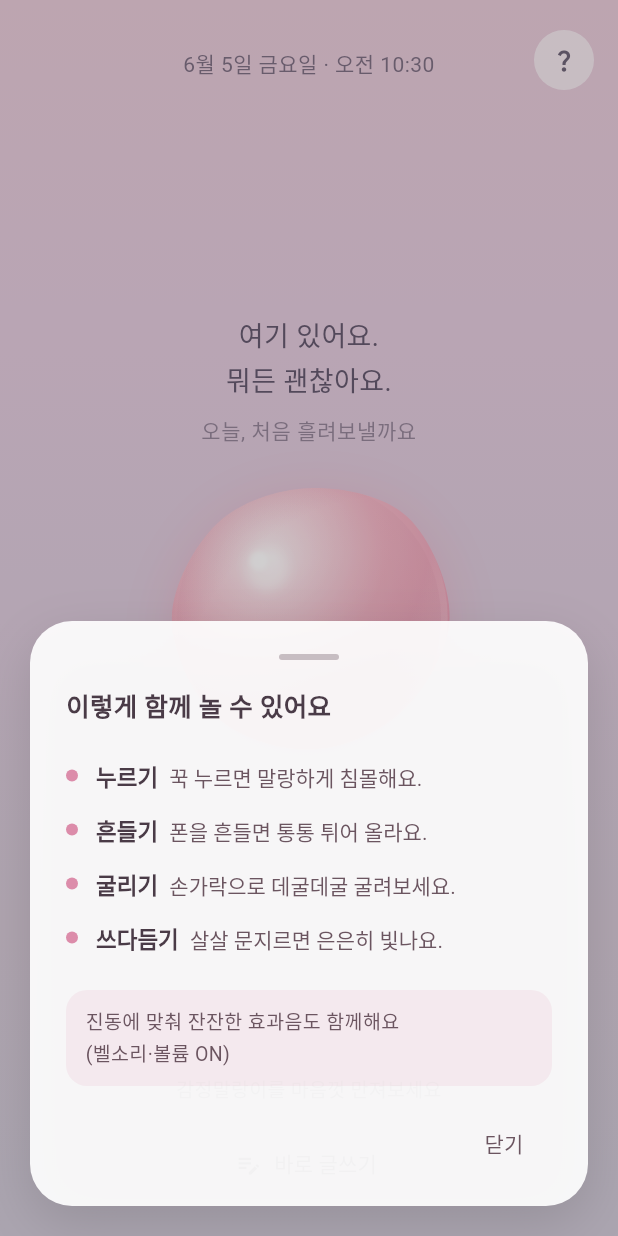
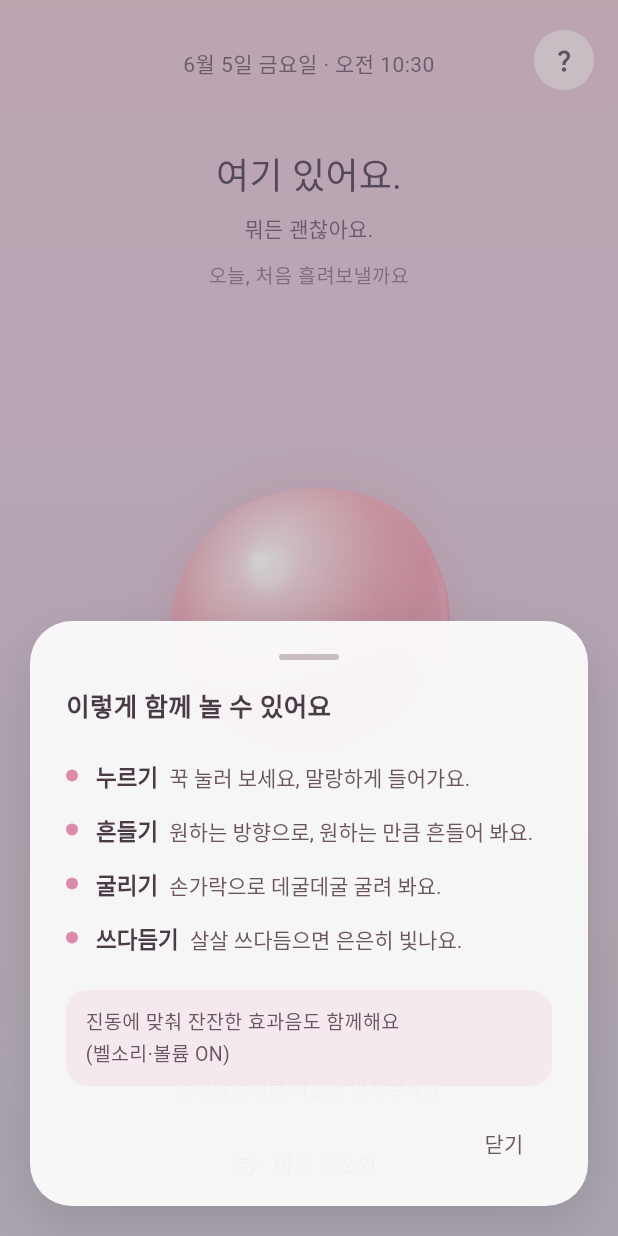
Before and after one commit to todaktodakhaejo/product-development, a Flutter app: the HomeScreen screen opened directly, after a tap on the "question mark" icon, on a phone screen of 412 x 824 dp. Run offline on Flutter 3.47's test engine with Material 3 defaults, Android fonts, the phone set to English and light mode, and no system bars; our stand-ins replace sensors_plus, shared_preferences; accounts and stored records are empty.

Commit message:
feat(home): 멘트 순서·두 줄 크기 차별화·위치 상향 + interaction 둘째줄 자리 + 굴리기/도움말
- 멘트 순서 사용자 지정(0~8)으로 재배열
- 멘트 두 줄 차별화: 첫 줄 크게(24)·둘째 줄 작게(14, 연한 색)
- 멘트 위치 상향: 공 기준 → 화면 상단 12% 고정(공보다 한참 위, 프로토타입 레이아웃)
- interaction 위치: 멘트 둘째 줄 자리에 cross-fade로 뜨게(어중간하던 위치 해결)
- 굴리기: kRollNet 1.2→0.7 — 천천히 시작해도 금방 따라와 굴러감(쓰다듬기와 덜 헷갈림)
- 도움말 멘트 톤 통일(흔들기 "원하는 방향으로, 원하는 만큼 흔들어 봐요" 등)

검증: flutter analyze lib 무경고. P2/P3 diff 0.

Co-Authored-By: Claude Opus 4.8 (1M context) <noreply@anthropic.com>

```diff
--- a/lib/features/home/home_help_sheet.dart
+++ b/lib/features/home/home_help_sheet.dart
@@ -79,13 +79,13 @@ class HomeHelpSheet extends StatelessWidget {
               ),
               const SizedBox(height: 16),
               _HelpRow(dot: dot, title: title, body: body,
-                  label: '누르기', desc: '꾹 누르면 말랑하게 침몰해요.'),
+                  label: '누르기', desc: '꾹 눌러 보세요, 말랑하게 들어가요.'),
               _HelpRow(dot: dot, title: title, body: body,
-                  label: '흔들기', desc: '폰을 흔들면 통통 튀어 올라요.'),
+                  label: '흔들기', desc: '원하는 방향으로, 원하는 만큼 흔들어 봐요.'),
               _HelpRow(dot: dot, title: title, body: body,
-                  label: '굴리기', desc: '손가락으로 데굴데굴 굴려보세요.'),
+                  label: '굴리기', desc: '손가락으로 데굴데굴 굴려 봐요.'),
               _HelpRow(dot: dot, title: title, body: body,
-                  label: '쓰다듬기', desc: '살살 문지르면 은은히 빛나요.'),
+                  label: '쓰다듬기', desc: '살살 쓰다듬으면 은은히 빛나요.'),
               const SizedBox(height: 16),
               // 하단 안내: 진동에 맞춘 잔잔한 효과음(효과음 자체 구현은 다음 단계).
               Container(
--- a/lib/features/home/home_messages.dart
+++ b/lib/features/home/home_messages.dart
@@ -4,17 +4,17 @@
 /// 2줄을 구성하며, 표시 측에서 TextAlign.center로 가운데 정렬한다.
 /// 자동 강제 전환 없음 — 단지 곁에 있어준다는 멘트만 돌아간다.
 ///
-/// 순서(v2 §2): 직전 리스트 기준 1, 6, 2, 8, 5, 4, 7, 3, 9 로 재배열.
-/// 내용은 동일하고 노출 순서만 바뀐다. 멘트는 의식을 한 번 흘려보낼 때마다
+/// 순서: 사용자 지정(0~8). 멘트는 의식을 한 번 흘려보낼 때마다
 /// `releaseCount % 9` 인덱스로 하나씩 다음 세트로 넘어간다(타이머 순환 폐기).
+/// 표시 측에서 '\n'으로 두 줄을 분리해 첫 줄은 크게·둘째 줄은 작게 보여준다.
 const List<String> homeMessages = [
-  '여기 있어요.\n뭐든 괜찮아요.', // (구 1)
-  '앗, 오셨어요!\n오늘의 꾹꾹이를 기다리고 있었어요.', // (구 6)
-  '오늘도 이것저것 많이 담고 오셨네요.\n일단 저한테 좀 넘겨보실래요?', // (구 2)
-  '손이 심심해 보이네요.\n저를 한 번 눌러보실래요?', // (구 8)
-  '꾹 눌러보세요.\n제가 대신 버텨볼게요.', // (구 5)
-  '오늘 하루, 얼마나 단단했나요?\n일단 저부터 말랑해질게요.', // (구 4)
-  '걱정은 잠시 여기 두고 가세요.\n제가 깔고 앉아 있을게요.', // (구 7)
-  '걱정은 머리에서 나오지만,\n의외로 손에서 풀리기도 해요.', // (구 3)
-  '마음이 복잡한 날에도,\n말랑이는 원래 말랑해요.', // (구 9)
+  '여기 있어요.\n뭐든 괜찮아요.', // 0
+  '앗, 오셨어요!\n오늘의 꾹꾹이를 기다리고 있었어요.', // 1
+  '오늘 하루, 얼마나 단단했나요?\n일단 저부터 말랑해질게요.', // 2
+  '걱정은 머리에서 나오지만,\n의외로 손에서 풀리기도 해요.', // 3
+  '손이 심심해 보이네요.\n저를 한 번 눌러보실래요?', // 4
+  '오늘도 이것저것 많이 담고 오셨네요.\n일단 저한테 좀 넘겨보실래요?', // 5
+  '꾹 눌러보세요.\n제가 대신 버텨볼게요.', // 6
+  '걱정은 잠시 여기 두고 가세요.\n제가 깔고 앉아 있을게요.', // 7
+  '마음이 복잡한 날에도,\n말랑이는 원래 말랑해요.', // 8
 ];
--- a/lib/features/home/home_screen.dart
+++ b/lib/features/home/home_screen.dart
@@ -113,11 +113,7 @@ class _HomeScreenState extends State<HomeScreen>
   // ── 홈 레이아웃 상수(§C, 프로토타입 Home.tsx 기준) ──────────────
   // 날짜는 상단 중앙(SafeArea 기준 top).
   static const double _kDateTop = 32;
-  // 멘트 예약 박스 높이(멘트가 사라져도 공이 안 튀게 고정 예약).
-  static const double _kMsgBoxH = 92;
-  // 멘트 박스 하단과 공 상단 사이 여백(공 '바로 위' 느낌).
-  static const double _kMsgGap = 24;
-  // 작은 기기에서 박스 top이 음수가 될 때의 최소 상단 여백(날짜와 겹침 방지).
+  // 멘트 블록 최소 상단 여백(작은 기기에서 날짜와 겹침 방지).
   static const double _kMsgBoxMinTop = 68;
   // 하단 힌트 위치(바로 글쓰기 버튼 위에 띄움).
   static const double _kHintBottom = 88;
@@ -132,7 +128,7 @@ class _HomeScreenState extends State<HomeScreen>
 
   // 드래그 판별 임계(v6 §2 — 속도 기반). 거리·방향전환 기반 상수는 폐기.
   static const double kRollSpeed = 900; // px/s, 손가락 속도가 이를 넘으면 굴리기(§1 완화: 420→900)
-  static const double kRollNet = 1.2; // ×radius, 느려도 이만큼 끌면 굴리기
+  static const double kRollNet = 0.7; // ×radius, 느려도 이만큼 끌면 굴리기(1.2→0.7: 천천히 시작해도 금방 따라옴)
   // stroke 커밋 후 roll 탈출 임계(v8 §1-A). 커밋된 쓰다듬기에서는 net 기반 탈출을
   // 제거하고, 오직 명백한 빠른 플릭(이 속도 초과)일 때만 roll로 전환한다. 가로/세로/
   // 대각 어느 방향으로 넓게 쓰다듬어도 굴리기로 새지 않는다.
@@ -552,12 +548,14 @@ class _HomeScreenState extends State<HomeScreen>
               // 멘트를 '공 바로 위 중앙'에 두기 위한 좌표 계산(§C-1).
               // 공은 화면 중앙(rect.center)에 있고 반경은 _ball.radius. 멘트 박스는
               // 사라져도 공이 안 튀게 고정 높이(_kMsgBoxH)로 예약하고, 그 박스의
-              // '하단'이 공 상단보다 _kMsgGap 위에 오도록 top을 역산한다.
-              final double ballCenterY = rect.center.dy;
-              final double ballRadius = _ball!.radius;
-              double msgBoxTop = ballCenterY - ballRadius - _kMsgGap - _kMsgBoxH;
-              // 화면이 짧아 음수가 되면(작은 기기) 상단 여백 최소 보장.
+              // 멘트는 화면 상단부(공보다 한참 위)에 둔다(프로토타입 레이아웃).
+              double msgBoxTop = rect.height * 0.12;
               if (msgBoxTop < _kMsgBoxMinTop) msgBoxTop = _kMsgBoxMinTop;
+              // 현재 멘트를 두 줄로 분리 — 첫 줄은 크게, 둘째 줄은 작게(차별화).
+              final int msgIdx = _releaseCount % homeMessages.length;
+              final List<String> msgParts = homeMessages[msgIdx].split('\n');
+              final String msgLine1 = msgParts.isNotEmpty ? msgParts[0] : '';
+              final String msgLine2 = msgParts.length > 1 ? msgParts[1] : '';
               return Stack(
                 children: [
                   // 공 + 물결 캔버스 + 포인터
@@ -610,74 +608,57 @@ class _HomeScreenState extends State<HomeScreen>
                     left: 0,
                     right: 0,
                     child: IgnorePointer(
-                      child: SizedBox(
-                        height: _kMsgBoxH,
-                        child: Stack(
-                          alignment: Alignment.bottomCenter,
+                      child: Column(
+                        mainAxisSize: MainAxisSize.min,
                         children: [
-                            // untouched: 멘트 + releaseCount. 첫 터치 시 위로 살짝
-                            // 떠오르며(translate -6) opacity 0 fade-out.
+                          // 멘트 첫 줄 — 크게. 첫 터치 시 fade-out.
                           AnimatedOpacity(
                             opacity: _touched ? 0 : 1,
                             duration: const Duration(milliseconds: 600),
                             curve: Curves.easeOut,
-                              child: AnimatedSlide(
-                                offset: _touched
-                                    ? const Offset(0, -0.06)
-                                    : Offset.zero,
-                                duration: const Duration(milliseconds: 600),
-                                curve: Curves.easeOut,
-                                child: Column(
-                                  mainAxisSize: MainAxisSize.min,
-                                  children: [
-                                    // 멘트: releaseCount % 9 고정(의식 완료 시에만 전환).
-                                    // 2줄·중앙정렬·maxWidth 300.
-                                    ConstrainedBox(
-                                      constraints:
-                                          const BoxConstraints(maxWidth: 300),
-                                      child: AnimatedSwitcher(
-                                        duration:
-                                            const Duration(milliseconds: 800),
+                            child: ConstrainedBox(
+                              constraints: const BoxConstraints(maxWidth: 320),
                               child: Text(
-                                          homeMessages[_releaseCount %
-                                              homeMessages.length],
-                                          key: ValueKey(_releaseCount %
-                                              homeMessages.length),
+                                msgLine1,
                                 textAlign: TextAlign.center,
-                                          maxLines: 2,
                                 style: TextStyle(
-                                            fontSize: 18,
+                                  fontSize: 24,
                                   color: msgColor,
-                                            height: 1.6,
+                                  height: 1.4,
+                                  letterSpacing: 0.2,
                                 ),
                               ),
                             ),
                           ),
                           const SizedBox(height: 8),
-                                    // 흘려보냄 누적 횟수(§C-3). 멘트 근처 은은히.
-                                    Text(
-                                      _releaseCount > 0
-                                          ? '$_releaseCount번째 흘려보냄'
-                                          : '오늘, 처음 흘려보낼까요',
+                          // 둘째 줄 자리 ↔ interaction 카운트(같은 위치 cross-fade).
+                          // 멘트가 사라지면 그 '둘째 줄 자리'에 interaction이 뜬다(§사용자 지시).
+                          Stack(
+                            alignment: Alignment.topCenter,
+                            children: [
+                              AnimatedOpacity(
+                                opacity: _touched ? 0 : 1,
+                                duration: const Duration(milliseconds: 600),
+                                curve: Curves.easeOut,
+                                child: ConstrainedBox(
+                                  constraints:
+                                      const BoxConstraints(maxWidth: 300),
+                                  child: Text(
+                                    msgLine2,
                                     textAlign: TextAlign.center,
                                     style: TextStyle(
                                       fontSize: 14,
-                                        color: countColor,
-                                        letterSpacing: 0.4,
-                                      ),
-                                    ),
-                                  ],
+                                      color: subColor,
+                                      height: 1.5,
+                                      letterSpacing: 0.2,
                                     ),
                                   ),
                                 ),
-                            // touched: 공 놀이 횟수(§C-4)를 같은 자리(공 위 중앙)에
-                            // fade-in. "{N} interaction" 형식, 노는 동안 실시간 증가.
+                              ),
                               AnimatedOpacity(
                                 opacity: _touched ? 1 : 0,
                                 duration: const Duration(milliseconds: 700),
                                 curve: Curves.easeOut,
-                              child: Padding(
-                                padding: const EdgeInsets.only(bottom: 2),
                                 child: Text(
                                   '$_interactionCount interaction',
                                   textAlign: TextAlign.center,
@@ -688,9 +669,27 @@ class _HomeScreenState extends State<HomeScreen>
                                   ),
                                 ),
                               ),
+                            ],
+                          ),
+                          const SizedBox(height: 10),
+                          // 흘려보냄 누적 횟수 — 작게·은은히. 첫 터치 시 fade-out.
+                          AnimatedOpacity(
+                            opacity: _touched ? 0 : 1,
+                            duration: const Duration(milliseconds: 600),
+                            curve: Curves.easeOut,
+                            child: Text(
+                              _releaseCount > 0
+                                  ? '$_releaseCount번째 흘려보냄'
+                                  : '오늘, 처음 흘려보낼까요',
+                              textAlign: TextAlign.center,
+                              style: TextStyle(
+                                fontSize: 13,
+                                color: countColor,
+                                letterSpacing: 0.4,
+                              ),
+                            ),
                           ),
                         ],
-                        ),
                       ),
                     ),
                   ),
```
Lines whose indentation alone changed are shown as unchanged.
